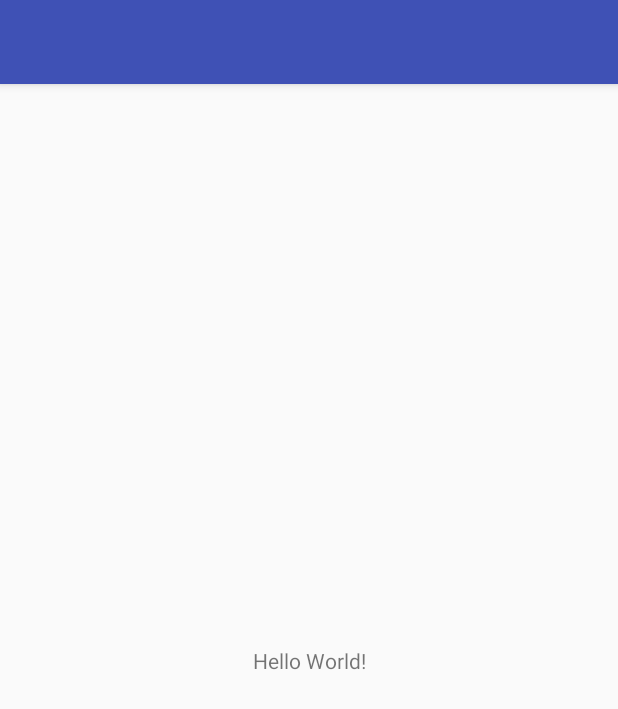
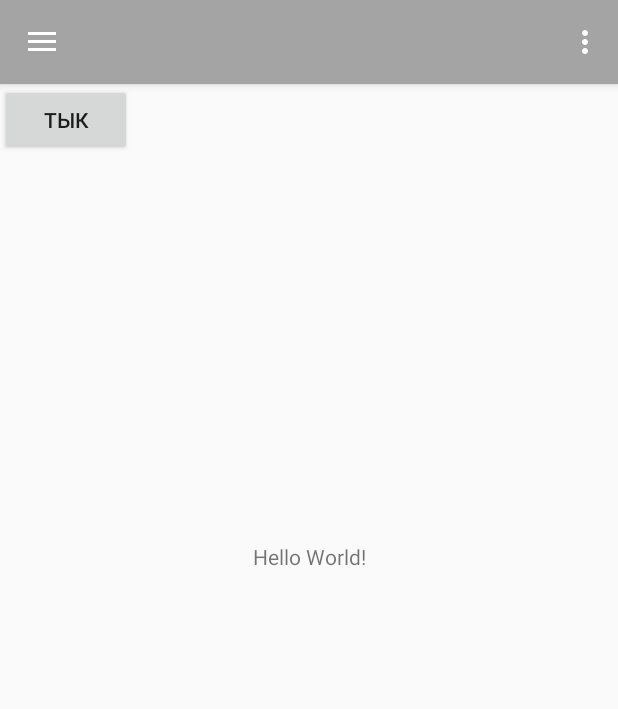
Before and after one commit to SnowDrifter/tonkoslovie-android, an Android app: the screen it shows after launch (MainActivity), on a phone screen of 412 x 824 dp. Shown: the top 709 px of the screen. Run offline under Robolectric (Android 15) with nearby library versions, the phone set to English and light mode, and no system bars.

Commit message:
Add basic realization for left side menu

```diff
--- a/app/src/main/AndroidManifest.xml
+++ b/app/src/main/AndroidManifest.xml
@@ -9,7 +9,10 @@
         android:roundIcon="@mipmap/ic_launcher_round"
         android:supportsRtl="true"
         android:theme="@style/AppTheme">
-        <activity android:name=".MainActivity">
+        <activity
+            android:name=".MainActivity"
+            android:label="@string/app_name"
+            android:theme="@style/AppTheme.NoActionBar">
             <intent-filter>
                 <action android:name="android.intent.action.MAIN" />
 
--- a/app/src/main/java/ru/romanov/tonkoslovie/MainActivity.kt
+++ b/app/src/main/java/ru/romanov/tonkoslovie/MainActivity.kt
@@ -1,12 +1,82 @@
 package ru.romanov.tonkoslovie
 
+import android.app.AlertDialog
+import android.os.Bundle
+import android.support.design.widget.NavigationView
+import android.support.v4.view.GravityCompat
+import android.support.v7.app.ActionBarDrawerToggle
 import android.support.v7.app.AppCompatActivity
-import android.os.Bundle
+import android.view.Menu
+import android.view.MenuItem
+import android.view.View
+import android.widget.Toast
+import kotlinx.android.synthetic.main.activity_main.*
+import kotlinx.android.synthetic.main.app_bar_main.*
 
-class MainActivity : AppCompatActivity() {
+
+class MainActivity : AppCompatActivity(), NavigationView.OnNavigationItemSelectedListener {
 
     override fun onCreate(savedInstanceState: Bundle?) {
         super.onCreate(savedInstanceState)
         setContentView(R.layout.activity_main)
+        setSupportActionBar(toolbar)
+
+        nav_view.setNavigationItemSelectedListener(this)
+
+        val toggle = ActionBarDrawerToggle(this, drawer_layout, toolbar, R.string.navigation_drawer_open, R.string.navigation_drawer_close)
+        drawer_layout.addDrawerListener(toggle)
+        toggle.syncState()
     }
+
+    fun sendMessage(view: View) {
+        val builder = AlertDialog.Builder(this@MainActivity)
+        builder.setTitle("Заголовок")
+                .setMessage("Текст")
+                .setCancelable(false)
+                .setNegativeButton("ОК!",
+                        { dialog, _ -> dialog.cancel() })
+        val alert = builder.create()
+        alert.show()
+    }
+
+    override fun onBackPressed() {
+        if (drawer_layout.isDrawerOpen(GravityCompat.START)) {
+            drawer_layout.closeDrawer(GravityCompat.START)
+        } else {
+            super.onBackPressed()
+        }
+    }
+
+    override fun onCreateOptionsMenu(menu: Menu): Boolean {
+        menuInflater.inflate(R.menu.main, menu)
+        return true
+    }
+
+    override fun onOptionsItemSelected(item: MenuItem): Boolean {
+        when (item.itemId) {
+            R.id.action_settings -> {
+                Toast.makeText(applicationContext, "Настройки", Toast.LENGTH_SHORT).show()
+                return true
+            }
+            else -> return super.onOptionsItemSelected(item)
+        }
+    }
+
+    override fun onNavigationItemSelected(item: MenuItem): Boolean {
+        when (item.itemId) {
+            R.id.nav_lessons -> {
+                Toast.makeText(applicationContext, "Уроки", Toast.LENGTH_SHORT).show()
+            }
+            R.id.nav_themes -> {
+                Toast.makeText(applicationContext, "Темы", Toast.LENGTH_SHORT).show()
+            }
+            R.id.nav_settings -> {
+                Toast.makeText(applicationContext, "Настройки", Toast.LENGTH_SHORT).show()
+            }
+        }
+
+        drawer_layout.closeDrawer(GravityCompat.START)
+        return true
+    }
+
 }
--- /dev/null
+++ b/app/src/main/res/drawable/ic_menu_camera.xml
@@ -0,0 +1,12 @@
+<vector xmlns:android="http://schemas.android.com/apk/res/android"
+    android:width="24dp"
+    android:height="24dp"
+    android:viewportHeight="24.0"
+    android:viewportWidth="24.0">
+    <path
+        android:fillColor="#FF000000"
+        android:pathData="M12,12m-3.2,0a3.2,3.2 0,1 1,6.4 0a3.2,3.2 0,1 1,-6.4 0" />
+    <path
+        android:fillColor="#FF000000"
+        android:pathData="M9,2L7.17,4H4c-1.1,0 -2,0.9 -2,2v12c0,1.1 0.9,2 2,2h16c1.1,0 2,-0.9 2,-2V6c0,-1.1 -0.9,-2 -2,-2h-3.17L15,2H9zm3,15c-2.76,0 -5,-2.24 -5,-5s2.24,-5 5,-5 5,2.24 5,5 -2.24,5 -5,5z" />
+</vector>
--- /dev/null
+++ b/app/src/main/res/drawable/ic_menu_manage.xml
@@ -0,0 +1,9 @@
+<vector xmlns:android="http://schemas.android.com/apk/res/android"
+    android:width="24dp"
+    android:height="24dp"
+    android:viewportHeight="24.0"
+    android:viewportWidth="24.0">
+    <path
+        android:fillColor="#FF000000"
+        android:pathData="M22.7,19l-9.1,-9.1c0.9,-2.3 0.4,-5 -1.5,-6.9 -2,-2 -5,-2.4 -7.4,-1.3L9,6 6,9 1.6,4.7C0.4,7.1 0.9,10.1 2.9,12.1c1.9,1.9 4.6,2.4 6.9,1.5l9.1,9.1c0.4,0.4 1,0.4 1.4,0l2.3,-2.3c0.5,-0.4 0.5,-1.1 0.1,-1.4z" />
+</vector>
--- /dev/null
+++ b/app/src/main/res/drawable/ic_menu_slideshow.xml
@@ -0,0 +1,9 @@
+<vector xmlns:android="http://schemas.android.com/apk/res/android"
+    android:width="24dp"
+    android:height="24dp"
+    android:viewportHeight="24.0"
+    android:viewportWidth="24.0">
+    <path
+        android:fillColor="#FF000000"
+        android:pathData="M4,6H2v14c0,1.1 0.9,2 2,2h14v-2H4V6zm16,-4H8c-1.1,0 -2,0.9 -2,2v12c0,1.1 0.9,2 2,2h12c1.1,0 2,-0.9 2,-2V4c0,-1.1 -0.9,-2 -2,-2zm-8,12.5v-9l6,4.5 -6,4.5z" />
+</vector>
--- a/app/src/main/res/layout/activity_main.xml
+++ b/app/src/main/res/layout/activity_main.xml
@@ -1,18 +1,25 @@
 <?xml version="1.0" encoding="utf-8"?>
-<android.support.constraint.ConstraintLayout xmlns:android="http://schemas.android.com/apk/res/android"
+<android.support.v4.widget.DrawerLayout xmlns:android="http://schemas.android.com/apk/res/android"
     xmlns:app="http://schemas.android.com/apk/res-auto"
     xmlns:tools="http://schemas.android.com/tools"
+    android:id="@+id/drawer_layout"
     android:layout_width="match_parent"
     android:layout_height="match_parent"
-    tools:context="ru.romanov.tonkoslovie.MainActivity">
+    android:fitsSystemWindows="true"
+    tools:openDrawer="start">
 
-    <TextView
+    <include
+        layout="@layout/app_bar_main"
+        android:layout_width="match_parent"
+        android:layout_height="match_parent" />
+
+    <android.support.design.widget.NavigationView
+        android:id="@+id/nav_view"
         android:layout_width="wrap_content"
-        android:layout_height="wrap_content"
-        android:text="Hello World!"
-        app:layout_constraintBottom_toBottomOf="parent"
-        app:layout_constraintLeft_toLeftOf="parent"
-        app:layout_constraintRight_toRightOf="parent"
-        app:layout_constraintTop_toTopOf="parent" />
+        android:layout_height="match_parent"
+        android:layout_gravity="start"
+        android:fitsSystemWindows="true"
+        app:headerLayout="@layout/nav_header_main"
+        app:menu="@menu/main_drawer" />
 
-</android.support.constraint.ConstraintLayout>
+</android.support.v4.widget.DrawerLayout>
--- /dev/null
+++ b/app/src/main/res/layout/app_bar_main.xml
@@ -0,0 +1,25 @@
+<?xml version="1.0" encoding="utf-8"?>
+<android.support.design.widget.CoordinatorLayout xmlns:android="http://schemas.android.com/apk/res/android"
+    xmlns:app="http://schemas.android.com/apk/res-auto"
+    xmlns:tools="http://schemas.android.com/tools"
+    android:layout_width="match_parent"
+    android:layout_height="match_parent"
+    tools:context="ru.romanov.tonkoslovie.MainActivity">
+
+    <android.support.design.widget.AppBarLayout
+        android:layout_width="match_parent"
+        android:layout_height="wrap_content"
+        android:theme="@style/AppTheme.AppBarOverlay">
+
+        <android.support.v7.widget.Toolbar
+            android:id="@+id/toolbar"
+            android:layout_width="match_parent"
+            android:layout_height="?attr/actionBarSize"
+            android:background="?attr/colorPrimary"
+            app:popupTheme="@style/AppTheme.PopupOverlay" />
+
+    </android.support.design.widget.AppBarLayout>
+
+    <include layout="@layout/content_main" />
+
+</android.support.design.widget.CoordinatorLayout>
--- /dev/null
+++ b/app/src/main/res/layout/content_main.xml
@@ -0,0 +1,32 @@
+<?xml version="1.0" encoding="utf-8"?>
+<android.support.constraint.ConstraintLayout xmlns:android="http://schemas.android.com/apk/res/android"
+    xmlns:app="http://schemas.android.com/apk/res-auto"
+    xmlns:tools="http://schemas.android.com/tools"
+    android:layout_width="match_parent"
+    android:layout_height="match_parent"
+    app:layout_behavior="@string/appbar_scrolling_view_behavior"
+    tools:context="ru.romanov.tonkoslovie.MainActivity"
+    tools:showIn="@layout/app_bar_main">
+
+    <TextView
+        android:layout_width="wrap_content"
+        android:layout_height="wrap_content"
+        android:text="Hello World!"
+        app:layout_constraintBottom_toBottomOf="parent"
+        app:layout_constraintHorizontal_bias="0.501"
+        app:layout_constraintLeft_toLeftOf="parent"
+        app:layout_constraintRight_toRightOf="parent"
+        app:layout_constraintTop_toTopOf="parent"
+        app:layout_constraintVertical_bias="0.408" />
+
+    <Button
+        android:id="@+id/button_1"
+        android:layout_width="wrap_content"
+        android:layout_height="wrap_content"
+        android:text="Тык"
+        tools:layout_editor_absoluteX="136dp"
+        tools:layout_editor_absoluteY="116dp"
+        tools:ignore="MissingConstraints"
+        android:onClick="sendMessage" />
+
+</android.support.constraint.ConstraintLayout>
--- /dev/null
+++ b/app/src/main/res/menu/main.xml
@@ -0,0 +1,9 @@
+<?xml version="1.0" encoding="utf-8"?>
+<menu xmlns:android="http://schemas.android.com/apk/res/android"
+    xmlns:app="http://schemas.android.com/apk/res-auto">
+    <item
+        android:id="@+id/action_settings"
+        android:orderInCategory="100"
+        android:title="@string/action_settings"
+        app:showAsAction="never" />
+</menu>
--- /dev/null
+++ b/app/src/main/res/menu/main_drawer.xml
@@ -0,0 +1,20 @@
+<?xml version="1.0" encoding="utf-8"?>
+<menu xmlns:android="http://schemas.android.com/apk/res/android"
+    xmlns:tools="http://schemas.android.com/tools"
+    tools:showIn="navigation_view">
+
+    <group android:checkableBehavior="single">
+        <item
+            android:id="@+id/nav_lessons"
+            android:icon="@drawable/ic_menu_camera"
+            android:title="Уроки" />
+        <item
+            android:id="@+id/nav_themes"
+            android:icon="@drawable/ic_menu_slideshow"
+            android:title="Темы" />
+        <item
+            android:id="@+id/nav_settings"
+            android:icon="@drawable/ic_menu_manage"
+            android:title="Настройки" />
+    </group>
+</menu>
--- a/app/src/main/res/values/colors.xml
+++ b/app/src/main/res/values/colors.xml
@@ -1,6 +1,6 @@
 <?xml version="1.0" encoding="utf-8"?>
 <resources>
-    <color name="colorPrimary">#3F51B5</color>
-    <color name="colorPrimaryDark">#303F9F</color>
-    <color name="colorAccent">#FF4081</color>
+    <color name="colorPrimary">#a4a4a4</color>
+    <color name="colorPrimaryDark">#787878</color>
+    <color name="colorAccent">#ae1e25</color>
 </resources>
--- /dev/null
+++ b/app/src/main/res/values/drawables.xml
@@ -0,0 +1,5 @@
+<resources xmlns:android="http://schemas.android.com/apk/res/android">
+    <item name="ic_menu_camera" type="drawable">@android:drawable/ic_menu_camera</item>
+    <item name="ic_menu_slideshow" type="drawable">@android:drawable/ic_menu_slideshow</item>
+    <item name="ic_menu_manage" type="drawable">@android:drawable/ic_menu_manage</item>
+</resources>
--- a/app/src/main/res/values/strings.xml
+++ b/app/src/main/res/values/strings.xml
@@ -1,3 +1,6 @@
 <resources>
-    <!--<string name="app_name">tonkoslovie</string>-->
+    <string name="action_settings">Настройки</string>
+
+    <string name="navigation_drawer_open">Open navigation drawer</string>
+    <string name="navigation_drawer_close">Close navigation drawer</string>
 </resources>
--- a/app/src/main/res/values/styles.xml
+++ b/app/src/main/res/values/styles.xml
@@ -8,4 +8,13 @@
         <item name="colorAccent">@color/colorAccent</item>
     </style>
 
+    <style name="AppTheme.NoActionBar">
+        <item name="windowActionBar">false</item>
+        <item name="windowNoTitle">true</item>
+    </style>
+
+    <style name="AppTheme.AppBarOverlay" parent="ThemeOverlay.AppCompat.Dark.ActionBar" />
+
+    <style name="AppTheme.PopupOverlay" parent="ThemeOverlay.AppCompat.Light" />
+
 </resources>
```
Also changed, not shown: app/src/main/res/drawable/ic_menu_gallery.xml (added, +9 -0 lines), app/src/main/res/drawable/side_nav_bar.xml (added, +9 -0 lines), app/src/main/res/layout/menu_header.xml (added, +17 -0 lines), app/src/main/res/layout/nav_header_main.xml (added, +29 -0 lines), app/src/main/res/values/dimens.xml (added, +7 -0 lines).
